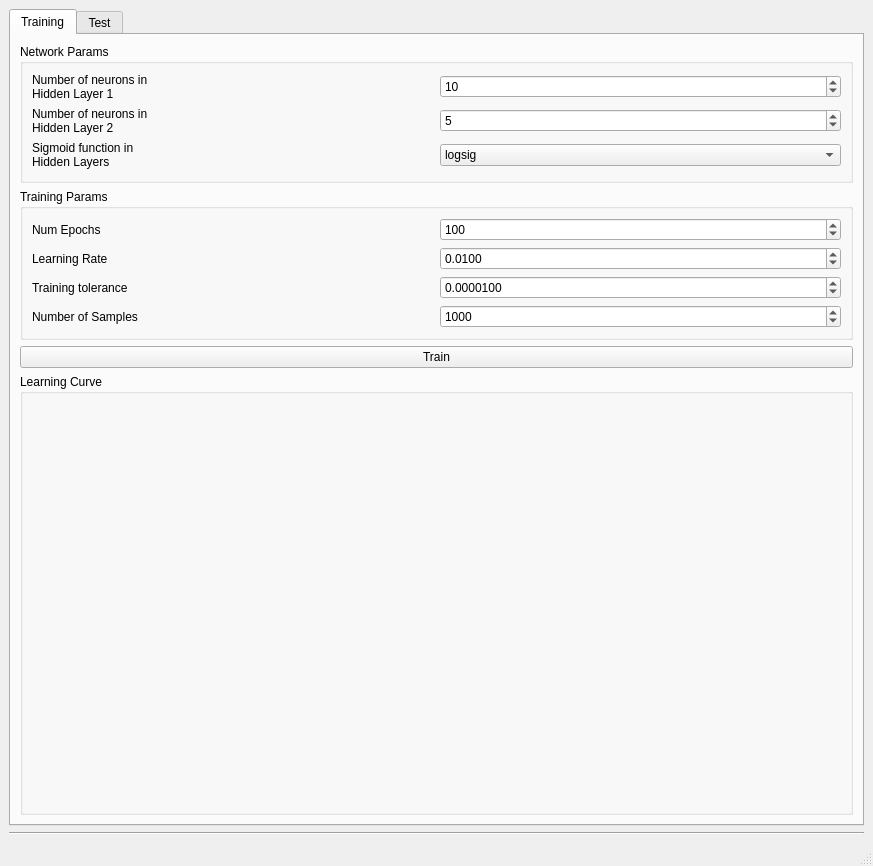
The window that spectrum_sensing.ui (zzv2/cs4701) describes before a commit, drawn with Qt 5.
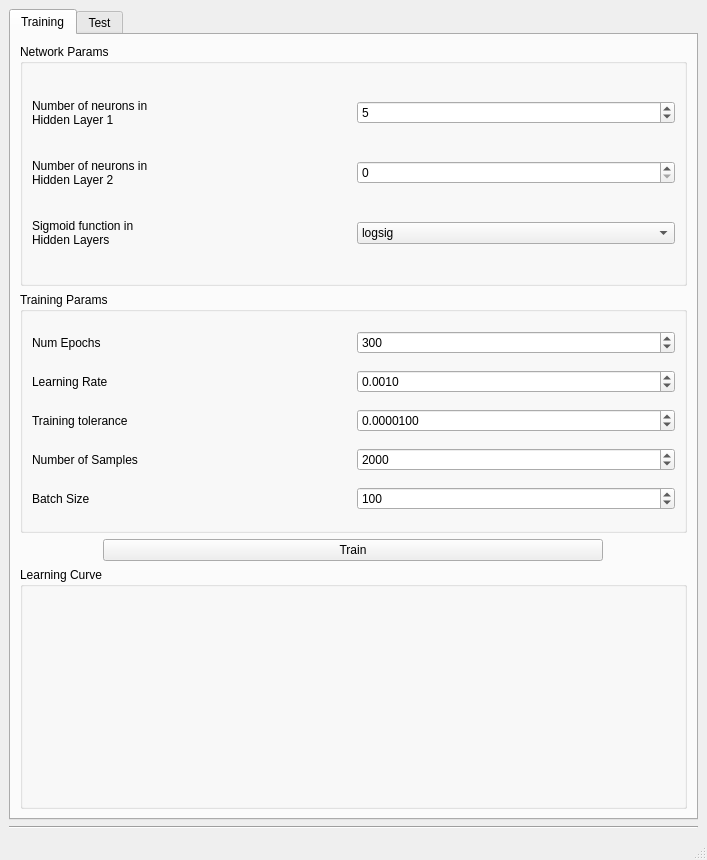
The same window after the commit. Custom widgets are drawn as their Qt base class.

Diff of the .ui file:
```diff
--- a/spectrum_sensing.ui
+++ b/spectrum_sensing.ui
@@ -6,8 +6,8 @@
    <rect>
     <x>0</x>
     <y>0</y>
-    <width>873</width>
-    <height>824</height>
+    <width>707</width>
+    <height>860</height>
    </rect>
   </property>
   <property name="windowTitle">
@@ -51,7 +51,7 @@
               <number>1</number>
              </property>
              <property name="value">
-              <number>10</number>
+              <number>5</number>
              </property>
             </widget>
            </item>
@@ -82,7 +82,7 @@
            <item row="1" column="1">
             <widget class="QSpinBox" name="neurons_h2">
              <property name="value">
-              <number>5</number>
+              <number>0</number>
              </property>
             </widget>
            </item>
@@ -95,20 +95,6 @@
            <string>Training Params</string>
           </property>
           <layout class="QGridLayout" name="gridLayout_3">
-           <item row="0" column="0">
-            <widget class="QLabel" name="label_11">
-             <property name="text">
-              <string>Num Epochs</string>
-             </property>
-            </widget>
-           </item>
-           <item row="2" column="0">
-            <widget class="QLabel" name="label_3">
-             <property name="text">
-              <string>Learning Rate</string>
-             </property>
-            </widget>
-           </item>
            <item row="4" column="0">
             <widget class="QLabel" name="label_4">
              <property name="text">
@@ -116,6 +102,29 @@
              </property>
             </widget>
            </item>
+           <item row="0" column="0">
+            <widget class="QLabel" name="label_11">
+             <property name="text">
+              <string>Num Epochs</string>
+             </property>
+            </widget>
+           </item>
+           <item row="5" column="1">
+            <widget class="QSpinBox" name="num_samples">
+             <property name="minimum">
+              <number>100</number>
+             </property>
+             <property name="maximum">
+              <number>100000</number>
+             </property>
+             <property name="singleStep">
+              <number>1000</number>
+             </property>
+             <property name="value">
+              <number>2000</number>
+             </property>
+            </widget>
+           </item>
            <item row="2" column="1">
             <widget class="QDoubleSpinBox" name="learning_rate">
              <property name="decimals">
@@ -128,7 +137,14 @@
               <double>0.001000000000000</double>
              </property>
              <property name="value">
-              <double>0.010000000000000</double>
+              <double>0.001000000000000</double>
+             </property>
+            </widget>
+           </item>
+           <item row="2" column="0">
+            <widget class="QLabel" name="label_3">
+             <property name="text">
+              <string>Learning Rate</string>
              </property>
             </widget>
            </item>
@@ -137,9 +153,12 @@
              <property name="maximum">
               <number>1000000</number>
              </property>
-             <property name="value">
+             <property name="singleStep">
               <number>100</number>
              </property>
+             <property name="value">
+              <number>300</number>
+             </property>
             </widget>
            </item>
            <item row="4" column="1">
@@ -165,11 +184,15 @@
              </property>
             </widget>
            </item>
-           <item row="5" column="1">
-            <widget class="QSpinBox" name="num_samples">
-             <property name="minimum">
-              <number>100</number>
+           <item row="6" column="0">
+            <widget class="QLabel" name="label_7">
+             <property name="text">
+              <string>Batch Size</string>
              </property>
+            </widget>
+           </item>
+           <item row="6" column="1">
+            <widget class="QSpinBox" name="batch_size">
              <property name="maximum">
               <number>100000</number>
              </property>
@@ -177,42 +200,46 @@
               <number>100</number>
              </property>
              <property name="value">
-              <number>1000</number>
+              <number>100</number>
              </property>
             </widget>
            </item>
           </layout>
          </widget>
         </item>
-        <item>
+        <item alignment="Qt::AlignHCenter">
          <widget class="QPushButton" name="train_button">
+          <property name="sizePolicy">
+           <sizepolicy hsizetype="MinimumExpanding" vsizetype="Fixed">
+            <horstretch>0</horstretch>
+            <verstretch>0</verstretch>
+           </sizepolicy>
+          </property>
+          <property name="minimumSize">
+           <size>
+            <width>500</width>
+            <height>0</height>
+           </size>
+          </property>
+          <property name="maximumSize">
+           <size>
+            <width>500</width>
+            <height>16777215</height>
+           </size>
+          </property>
           <property name="text">
            <string>Train</string>
           </property>
          </widget>
         </item>
         <item>
-         <widget class="QGroupBox" name="groupBox">
+         <widget class="QGroupBox" name="learning_curve">
           <property name="title">
            <string>Learning Curve</string>
           </property>
           <layout class="QVBoxLayout" name="verticalLayout_3">
            <item>
-            <widget class="QWidget" name="epoch_loss_plot" native="true">
-             <property name="minimumSize">
-              <size>
-               <width>0</width>
-               <height>400</height>
-              </size>
-             </property>
-             <property name="maximumSize">
-              <size>
-               <width>16777215</width>
-               <height>600</height>
-              </size>
-             </property>
-             <layout class="QVBoxLayout" name="verticalLayout_2"/>
-            </widget>
+            <widget class="MatplotlibWidget" name="epoch_loss_plot"/>
            </item>
           </layout>
          </widget>
@@ -231,6 +258,9 @@
           </property>
          </widget>
         </item>
+        <item>
+         <widget class="MatplotlibWidget" name="test_plot"/>
+        </item>
        </layout>
       </widget>
      </widget>
@@ -249,13 +279,20 @@
     <rect>
      <x>0</x>
      <y>0</y>
-     <width>873</width>
+     <width>707</width>
      <height>21</height>
     </rect>
    </property>
   </widget>
   <widget class="QStatusBar" name="statusbar"/>
  </widget>
+ <customwidgets>
+  <customwidget>
+   <class>MatplotlibWidget</class>
+   <extends>QWidget</extends>
+   <header>matplotlibwidget</header>
+  </customwidget>
+ </customwidgets>
  <resources/>
  <connections/>
 </ui>
```
